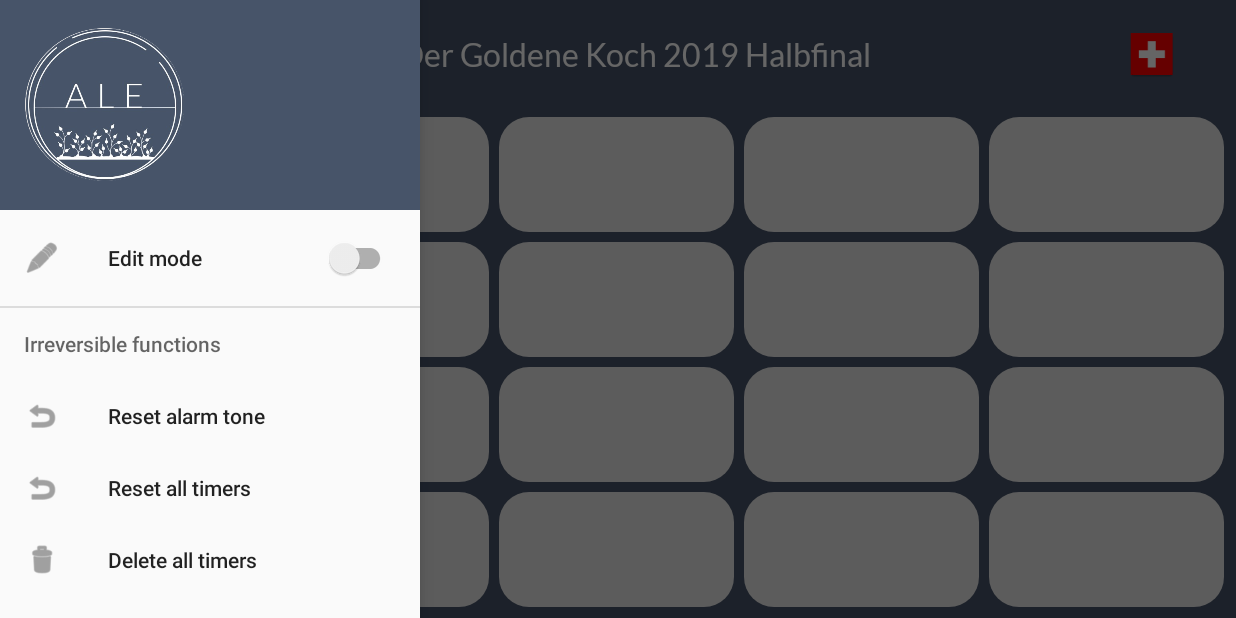
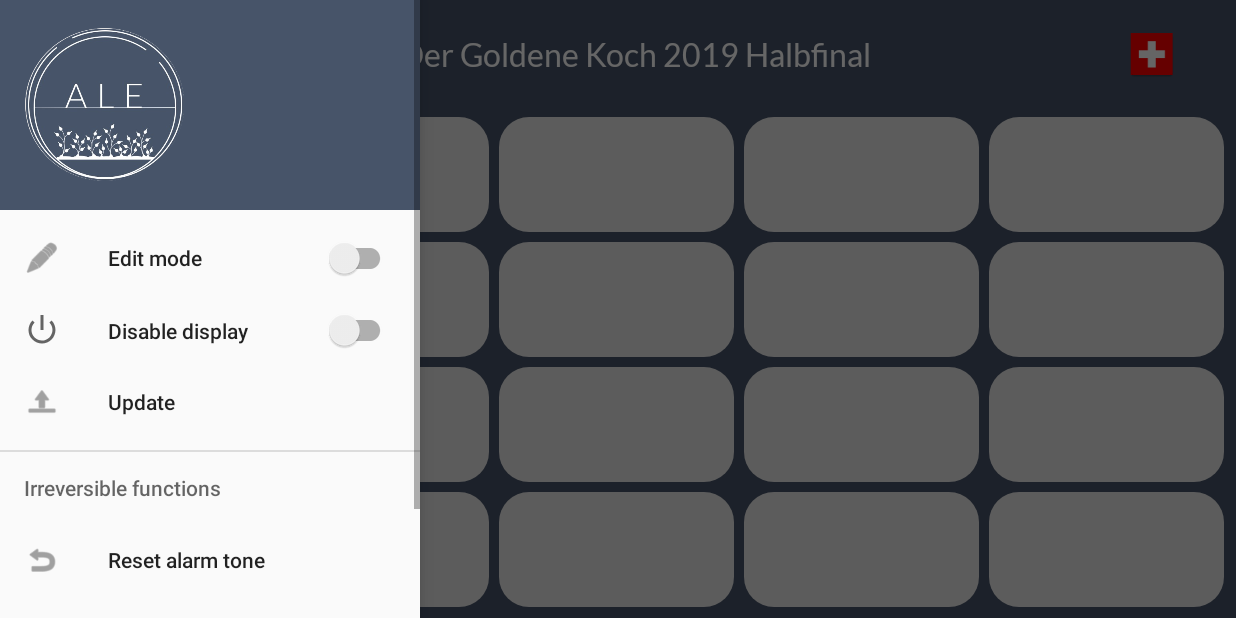
Before and after one commit to train0fpain/TimerApp, an Android app: the screen it shows after launch (MainActivity), with the side drawer open, on a phone screen of 824 x 412 dp (held sideways). Run offline under Robolectric (Android 15) with nearby library versions, the phone set to English and light mode, and no system bars; Roboto replaces fonts that are not available here; 2 statements that could not run were skipped.

Commit message:
Added display always on option and update button

```diff
--- a/app/src/main/AndroidManifest.xml
+++ b/app/src/main/AndroidManifest.xml
@@ -26,11 +26,13 @@
             android:label="@string/edit"
             android:parentActivityName=".MainActivity"
             android:screenOrientation="sensorLandscape"
-            android:theme="@style/AppTheme"/>
+            android:theme="@style/AppTheme" />
 
         <meta-data
             android:name="preloaded_fonts"
             android:resource="@array/preloaded_fonts" />
+
+        <activity android:name=".LinksActivity"></activity>
     </application>
 
 </manifest>
--- a/app/src/main/java/com/companyname/timerapp/MainActivity.java
+++ b/app/src/main/java/com/companyname/timerapp/MainActivity.java
@@ -4,6 +4,7 @@
 import android.content.DialogInterface;
 import android.content.Intent;
 import android.content.SharedPreferences;
+import android.net.Uri;
 import android.os.Bundle;
 import android.os.StrictMode;
 import android.support.annotation.NonNull;
@@ -50,6 +51,9 @@
 
     public static final int MARGIN = 5;
 
+    SharedPreferences sharedPref;
+    SharedPreferences.Editor prefEditor;
+
     @Override
     protected void onCreate(Bundle savedInstanceState) {
         super.onCreate(savedInstanceState);
@@ -57,6 +61,8 @@
         getWindow().setFlags(WindowManager.LayoutParams.FLAG_FULLSCREEN, WindowManager.LayoutParams.FLAG_FULLSCREEN);
         setContentView(R.layout.activity_main);
 
+        sharedPref = this.getPreferences(this.MODE_PRIVATE);
+        prefEditor = sharedPref.edit();
 
         editIcon = findViewById(R.id.icon_edit);
 
@@ -120,6 +126,7 @@
         // get switch for modes
         NavigationView navigationView = findViewById(R.id.nav_view);
         final SwitchCompat editModeSwitch = ((SwitchCompat)((LinearLayout)navigationView.getMenu().findItem(R.id.nav_switch).getActionView()).getChildAt(0));
+        final SwitchCompat screenSwitch = ((SwitchCompat)((LinearLayout)navigationView.getMenu().findItem(R.id.screen_switch).getActionView()).getChildAt(0));
 
         // create edit switch
         editModeSwitch.setOnCheckedChangeListener(new CompoundButton.OnCheckedChangeListener() {
@@ -130,6 +137,19 @@
         });
 
         editModeSwitch.setChecked(TimerManager.getUserMode() == UserMode.EDIT);
+
+        // create screen switch
+        screenSwitch.setOnCheckedChangeListener(new CompoundButton.OnCheckedChangeListener() {
+            @Override
+            public void onCheckedChanged(CompoundButton compoundButton, boolean b) {
+                setDisplayTimeout(b);
+            }
+        });
+
+        boolean screenTimeout = sharedPref.getBoolean("screenTimeout", false);
+        screenSwitch.setChecked(screenTimeout);
+        setDisplayTimeout(screenTimeout);
+
     }
 
     private void switchMode(boolean switchState, UserMode mode, int iconVisible){
@@ -143,6 +163,16 @@
             gridLayout.setBackgroundColor(getResources().getColor(R.color.colorCustom));
             mainLayout.setBackgroundColor(getResources().getColor(R.color.colorCustom));
             editIcon.setVisibility(View.INVISIBLE);
+        }
+    }
+
+    private void setDisplayTimeout(boolean b){
+        if (b){
+            getWindow().addFlags(WindowManager.LayoutParams.FLAG_KEEP_SCREEN_ON);
+            prefEditor.putBoolean("screenTimeout", true);
+        }else{
+            getWindow().clearFlags(WindowManager.LayoutParams.FLAG_KEEP_SCREEN_ON);
+            prefEditor.putBoolean("screenTimeout", false);
         }
     }
 
@@ -187,6 +217,9 @@
             TimerManager.resetAllTimers();
         } else if (id == R.id.nav_resetAlarm){
             TimerManager.resetRingtone();
+        } else if(id == R.id.update){
+            String url = "https://drive.google.com/open?id=1VCihzSg37x_H8VMJmI7X-O481Hfx2yui";
+            startActivity(new Intent(Intent.ACTION_VIEW, Uri.parse(url)));
         }
 
         DrawerLayout drawer = findViewById(R.id.drawer_layout);
@@ -301,9 +334,6 @@
     }
 
     private void createTitleDialog(){
-        SharedPreferences sharedPref = this.getPreferences(this.MODE_PRIVATE);
-        final SharedPreferences.Editor prefEditor = sharedPref.edit();
-
         title = findViewById(R.id.title);
         title.setText(sharedPref.getString("titleKey", "Der Goldene Koch 2019 Halbfinal"));
         dialog = new AlertDialog.Builder(this).create();
--- a/app/src/main/res/menu/activity_main_drawer.xml
+++ b/app/src/main/res/menu/activity_main_drawer.xml
@@ -10,6 +10,15 @@
             android:icon="@android:drawable/ic_menu_edit"
             android:title="@string/edit_mode"
             app:actionLayout="@layout/action_view_switch" />
+        <item
+            android:id="@+id/screen_switch"
+            android:icon="@android:drawable/ic_lock_power_off"
+            android:title="@string/keepScreenOn"
+            app:actionLayout="@layout/action_view_switch" />
+        <item
+            android:id="@+id/update"
+            android:icon="@android:drawable/ic_menu_upload"
+            android:title="Update" />
         <!--<item
             android:id="@+id/nav_link_switch"
             android:icon="@android:drawable/ic_menu_edit"
--- a/app/src/main/res/values/strings.xml
+++ b/app/src/main/res/values/strings.xml
@@ -17,4 +17,5 @@
     <string name="editTitle">Edit the title</string>
     <string name="saveTitle">SAVE TITLE</string>
     <string name="deleteAll">Delete all timers?</string>
+    <string name="keepScreenOn">Disable display timeout</string>
 </resources>
```
Also changed, not shown: app/src/main/java/com/companyname/timerapp/LinksActivity.java (added, +13 -0 lines), app/src/main/res/layout/activity_links.xml (added, +9 -0 lines), 2 other files.
